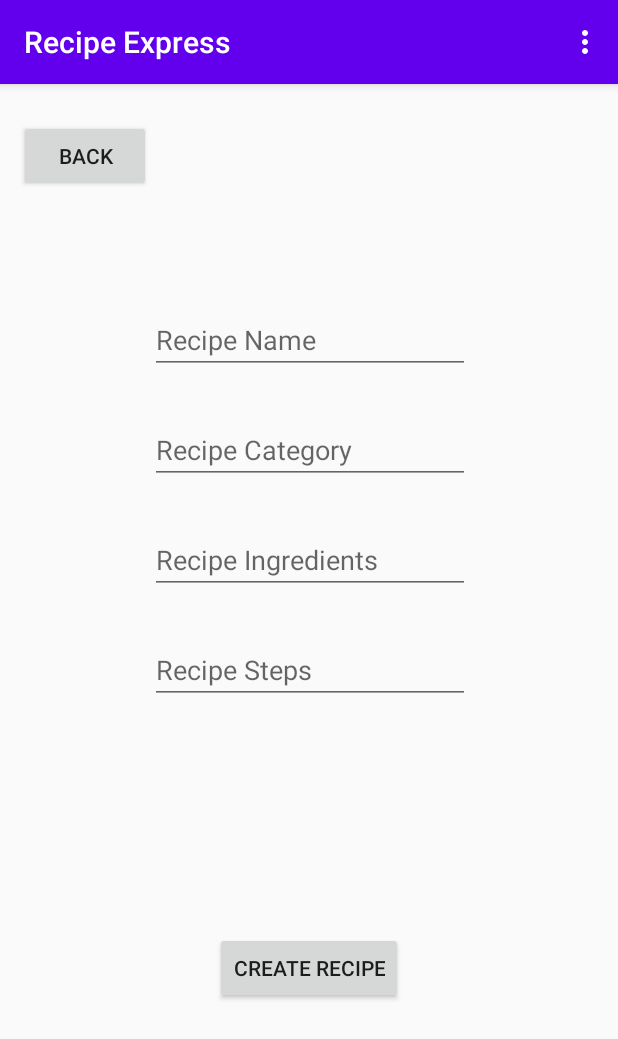
After one commit to HeleneWentworth/RecipeExpress, an Android app: the CreateRecipeFragment screen opened through its navigation route, on a phone screen of 412 x 824 dp. The commit adds this screen. Shown: the top 1039 px of the screen. Run offline under Robolectric (Android 15) with nearby library versions, the phone set to English and light mode, and no system bars; our stand-ins replace Firebase (no records; nobody signed in at launch, a user with empty details on screens opened directly), data binding.

Commit message:
Create Recipe

```diff
--- /dev/null
+++ b/app/src/main/java/com/leokuyper/recipeexpress/CreateRecipeFragment.kt
@@ -0,0 +1,68 @@
+package com.leokuyper.recipeexpress
+
+import android.os.Bundle
+import android.util.Log
+import androidx.fragment.app.Fragment
+import android.view.LayoutInflater
+import android.view.View
+import android.view.ViewGroup
+import android.widget.Toast
+import androidx.databinding.DataBindingUtil
+import androidx.navigation.fragment.findNavController
+import com.google.firebase.Timestamp
+import com.google.firebase.auth.FirebaseAuth
+import com.google.firebase.auth.ktx.auth
+import com.google.firebase.firestore.FirebaseFirestore
+import com.google.firebase.firestore.ktx.firestore
+import com.google.firebase.ktx.Firebase
+import com.leokuyper.recipeexpress.databinding.FragmentCreateRecipeBinding
+import com.leokuyper.recipeexpress.databinding.FragmentRegisterBinding
+
+class CreateRecipeFragment : Fragment() {
+
+    private lateinit var auth: FirebaseAuth
+    private lateinit var binding: FragmentCreateRecipeBinding
+    private lateinit var db: FirebaseFirestore
+
+    override fun onCreateView(
+        inflater: LayoutInflater, container: ViewGroup?,
+        savedInstanceState: Bundle?
+    ): View? {
+        // Inflate the layout for this fragment
+        auth = Firebase.auth
+        db = Firebase.firestore
+        binding = DataBindingUtil.inflate(inflater, R.layout.fragment_create_recipe, container, false)
+
+        binding.recipeBack.setOnClickListener {
+            findNavController().navigate(R.id.action_createRecipeFragment_to_homeFragment)
+        }
+
+        binding.recipeCreate.setOnClickListener {
+            val blog = hashMapOf(
+                "userId" to auth.currentUser?.uid,
+                "timestamp" to Timestamp.now(),
+
+                "name" to binding.recipeName.text.toString(),
+                "category" to binding.recipeCategory.text.toString(),
+                "ingredients" to binding.recipeIngredients.text.toString(),
+                "steps" to binding.recipeSteps.text.toString()
+            )
+
+            db.collection("recipes")
+                .add(blog)
+                .addOnFailureListener {
+                    Log.d("recipes", "Failed to create recipe")
+                    Toast.makeText(context, "failed to create recipe", Toast.LENGTH_SHORT).show()
+                }
+                .addOnSuccessListener {
+                    Log.d("recipes", "Recipe created")
+                    Toast.makeText(context, "Recipe created", Toast.LENGTH_SHORT).show()
+                    findNavController().navigate(R.id.action_createRecipeFragment_to_homeFragment)
+                }
+        }
+
+        return binding.root
+    }
+
+
+}
--- a/app/src/main/java/com/leokuyper/recipeexpress/HomeFragment.kt
+++ b/app/src/main/java/com/leokuyper/recipeexpress/HomeFragment.kt
@@ -6,33 +6,42 @@ import androidx.fragment.app.Fragment
 import android.view.LayoutInflater
 import android.view.View
 import android.view.ViewGroup
+import androidx.databinding.DataBindingUtil
 import androidx.navigation.fragment.findNavController
 import com.google.firebase.auth.FirebaseAuth
 import com.google.firebase.auth.ktx.auth
 
 import com.google.firebase.ktx.Firebase
+import com.leokuyper.recipeexpress.databinding.FragmentHomeBinding
 
 
 class HomeFragment : Fragment() {
 
     private lateinit var auth: FirebaseAuth
+    private lateinit var binding: FragmentHomeBinding
 
     override fun onCreateView(
         inflater: LayoutInflater, container: ViewGroup?,
         savedInstanceState: Bundle?
     ): View? {
 
+
         auth = Firebase.auth
-
+        binding = DataBindingUtil.inflate(inflater, R.layout.fragment_home, container, false)
         auth.addAuthStateListener { firebaseAuth ->
             val firebaseUser = firebaseAuth.currentUser
             if (firebaseUser == null) {
-                Log.d("Authentication", "This user is not logged in")
+                Log.d("Authentication", "User is not logged in")
                 findNavController().navigate(R.id.loginFragment)
             }
         }
 
-        return inflater.inflate(R.layout.fragment_home, container, false)
+        binding.createRecipe.setOnClickListener {
+            findNavController().navigate(R.id.action_homeFragment_to_createRecipeFragment)
+        }
+
+
+        return binding.root
 
     }
 
--- /dev/null
+++ b/app/src/main/res/layout/fragment_create_recipe.xml
@@ -0,0 +1,93 @@
+<?xml version="1.0" encoding="utf-8"?>
+<layout
+    xmlns:android="http://schemas.android.com/apk/res/android"
+    xmlns:app="http://schemas.android.com/apk/res-auto"
+    xmlns:tools="http://schemas.android.com/tools"
+    tools:context=".CreateRecipeFragment">
+
+    <androidx.constraintlayout.widget.ConstraintLayout
+        android:id="@+id/frameLayout2"
+        android:layout_width="match_parent"
+        android:layout_height="match_parent">
+
+
+        <Button
+            android:id="@+id/recipeCreate"
+            android:layout_width="wrap_content"
+            android:layout_height="wrap_content"
+            android:layout_marginTop="152dp"
+            android:text="Create Recipe"
+            app:layout_constraintEnd_toEndOf="parent"
+            app:layout_constraintStart_toStartOf="parent"
+            app:layout_constraintTop_toBottomOf="@+id/recipeSteps" />
+
+        <EditText
+            android:id="@+id/recipeName"
+            android:layout_width="wrap_content"
+            android:layout_height="wrap_content"
+            android:layout_marginTop="148dp"
+            android:ems="10"
+            android:hint="Recipe Name"
+            android:inputType="textPersonName"
+            android:text=""
+            app:layout_constraintEnd_toEndOf="parent"
+            app:layout_constraintHorizontal_bias="0.502"
+            app:layout_constraintStart_toStartOf="parent"
+            app:layout_constraintTop_toTopOf="parent" />
+
+        <EditText
+            android:id="@+id/recipeCategory"
+            android:layout_width="wrap_content"
+            android:layout_height="wrap_content"
+            android:layout_marginTop="28dp"
+            android:ems="10"
+            android:hint="Recipe Category"
+            android:inputType="textPersonName"
+            android:text=""
+            app:layout_constraintEnd_toEndOf="parent"
+            app:layout_constraintHorizontal_bias="0.502"
+            app:layout_constraintStart_toStartOf="parent"
+            app:layout_constraintTop_toBottomOf="@+id/recipeName" />
+
+        <EditText
+            android:id="@+id/recipeIngredients"
+            android:layout_width="wrap_content"
+            android:layout_height="wrap_content"
+            android:layout_marginTop="28dp"
+            android:ems="10"
+            android:hint="Recipe Ingredients"
+            android:inputType="textPersonName"
+            android:text=""
+            app:layout_constraintEnd_toEndOf="parent"
+            app:layout_constraintHorizontal_bias="0.502"
+            app:layout_constraintStart_toStartOf="parent"
+            app:layout_constraintTop_toBottomOf="@+id/recipeCategory" />
+
+        <EditText
+            android:id="@+id/recipeSteps"
+            android:layout_width="wrap_content"
+            android:layout_height="wrap_content"
+            android:layout_marginTop="28dp"
+            android:ems="10"
+            android:hint="Recipe Steps"
+            android:inputType="textPersonName"
+            android:text=""
+            app:layout_constraintEnd_toEndOf="parent"
+            app:layout_constraintHorizontal_bias="0.502"
+            app:layout_constraintStart_toStartOf="parent"
+            app:layout_constraintTop_toBottomOf="@+id/recipeIngredients" />
+
+        <Button
+            android:id="@+id/recipeBack"
+            android:layout_width="wrap_content"
+            android:layout_height="wrap_content"
+            android:layout_marginTop="24dp"
+            android:text="Back"
+            app:layout_constraintEnd_toEndOf="parent"
+            app:layout_constraintHorizontal_bias="0.04"
+            app:layout_constraintStart_toStartOf="parent"
+            app:layout_constraintTop_toTopOf="parent" />
+
+    </androidx.constraintlayout.widget.ConstraintLayout>
+
+</layout>
--- a/app/src/main/res/layout/fragment_home.xml
+++ b/app/src/main/res/layout/fragment_home.xml
@@ -20,5 +20,16 @@
             app:layout_constraintStart_toStartOf="parent"
             app:layout_constraintTop_toTopOf="parent" />
 
+        <Button
+            android:id="@+id/createRecipe"
+            android:layout_width="294dp"
+            android:layout_height="78dp"
+            android:layout_marginBottom="32dp"
+            android:text="Create new Recipe"
+            app:layout_constraintBottom_toBottomOf="parent"
+            app:layout_constraintEnd_toEndOf="parent"
+            app:layout_constraintHorizontal_bias="0.495"
+            app:layout_constraintStart_toStartOf="parent" />
+
     </androidx.constraintlayout.widget.ConstraintLayout>
 </layout>
--- a/app/src/main/res/navigation/navigation.xml
+++ b/app/src/main/res/navigation/navigation.xml
@@ -16,6 +16,9 @@
         <action
             android:id="@+id/action_homeFragment_to_loginFragment"
             app:destination="@id/loginFragment" />
+        <action
+            android:id="@+id/action_homeFragment_to_createRecipeFragment"
+            app:destination="@id/createRecipeFragment" />
     </fragment>
     <fragment
         android:id="@+id/registerFragment"
@@ -41,4 +44,13 @@
             android:id="@+id/action_loginFragment_to_registerFragment"
             app:destination="@id/registerFragment" />
     </fragment>
+    <fragment
+        android:id="@+id/createRecipeFragment"
+        android:name="com.leokuyper.recipeexpress.CreateRecipeFragment"
+        android:label="fragment_create_recipe"
+        tools:layout="@layout/fragment_create_recipe" >
+        <action
+            android:id="@+id/action_createRecipeFragment_to_homeFragment"
+            app:destination="@id/homeFragment" />
+    </fragment>
 </navigation>
```
